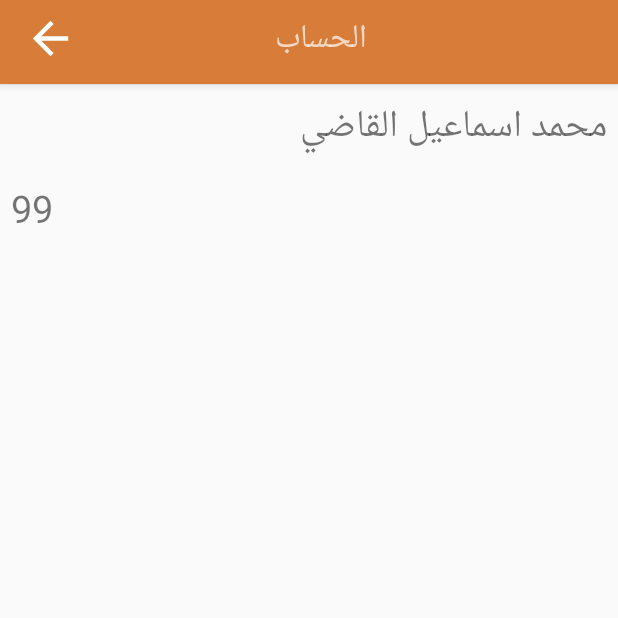
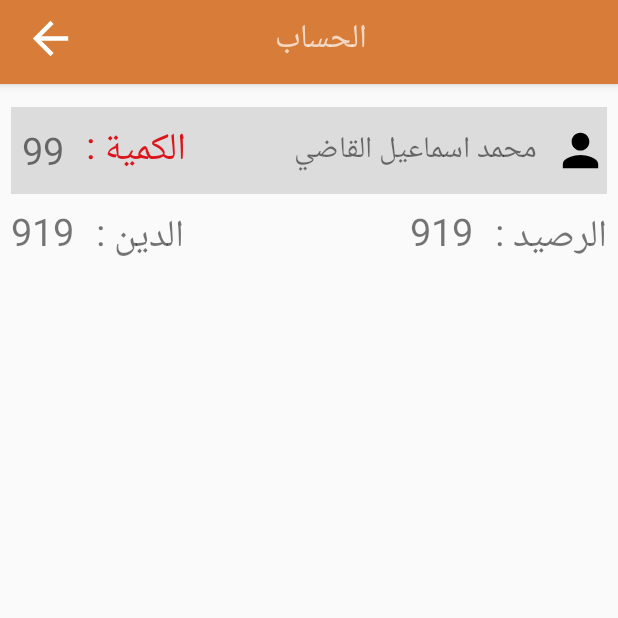
Before and after one commit to mima5/BreadApp, an Android app: the ShowUseerDetails screen opened directly, with no data from a screen before it, on a phone screen of 412 x 824 dp, the top half of it. Run offline under Robolectric (Android 15) with nearby library versions, the phone set to English and light mode, and no system bars; libraries missing offline, so code that uses them is left out: io.realm; 1 statement that could not run was skipped.

Commit message:
Toning content_sho_user

```diff
--- a/app/build.gradle
+++ b/app/build.gradle
@@ -20,6 +20,7 @@ android {
 
 dependencies {
     implementation fileTree(dir: 'libs', include: ['*.jar'])
+    //noinspection GradleCompatible
     implementation 'com.android.support:appcompat-v7:27.1.1'
     implementation 'com.android.support:support-v4:27.1.1'
     implementation 'com.android.support:design:27.1.1'
@@ -31,6 +32,7 @@ dependencies {
     implementation 'com.ramotion.fluidslider:fluid-slider:0.3.0'
 
     implementation 'com.android.support:cardview-v7:27.0.0'
+    implementation 'com.miguelcatalan:materialsearchview:1.4.0'
 
 
 }
--- a/app/src/main/java/Adapters/userAdapter.java
+++ b/app/src/main/java/Adapters/userAdapter.java
@@ -15,6 +15,9 @@ import com.example.android.bread.Models.User;
 import com.example.android.bread.R;
 import com.example.android.bread.ShowUseerDetails;
 
+import java.util.ArrayList;
+import java.util.List;
+
 import io.realm.Realm;
 import io.realm.RealmResults;
 
@@ -23,6 +26,8 @@ public class userAdapter extends RecyclerView.Adapter<userAdapter.ViewHolder> {
 
     Context _ctx;
     RealmResults<User> userList;
+    List<User> users ;
+
     Realm realm;
 
     public userAdapter(RealmResults<User> userList, Context ctx) {
@@ -124,6 +129,12 @@ public class userAdapter extends RecyclerView.Adapter<userAdapter.ViewHolder> {
 
         }
     }
+    public void setFilter(List<User> newList)
+    {
 
+        users = new ArrayList<>();
+        users.addAll(newList);
+        notifyDataSetChanged();
+    }
 
 }
--- a/app/src/main/java/com/example/android/bread/MainActivity.java
+++ b/app/src/main/java/com/example/android/bread/MainActivity.java
@@ -18,6 +18,7 @@ import android.view.MenuItem;
 import android.view.View;
 
 import com.example.android.bread.Models.User;
+import com.miguelcatalan.materialsearchview.MaterialSearchView;
 
 import Adapters.userAdapter;
 import io.realm.Realm;
@@ -32,7 +33,7 @@ public class MainActivity extends AppCompatActivity
    Context _ctx;
 
     Realm realm;
-
+    RealmResults<User> arrayList;
 
     private RecyclerView rv;
     userAdapter adapter;
@@ -76,7 +77,12 @@ public class MainActivity extends AppCompatActivity
         adapter = new userAdapter(userList,this);
         rv.setAdapter(adapter);
 
+//--------------------------------
 
+        MaterialSearchView searchView = (MaterialSearchView) findViewById(R.id.action_search);
+
+
+//-----------------------------
 
 
 
@@ -105,13 +111,6 @@ public class MainActivity extends AppCompatActivity
 //        realm.beginTransaction();
 //        realm.deleteAll();
 //        realm.commitTransaction();
-
-
-
-
-
-
-
 
 
 
@@ -165,7 +164,7 @@ public class MainActivity extends AppCompatActivity
         int id = item.getItemId();
 
         //noinspection SimplifiableIfStatement
-        if (id == R.id.action_settings) {
+        if (id == R.id.action_search) {
             return true;
         }
 
@@ -196,4 +195,28 @@ public class MainActivity extends AppCompatActivity
         drawer.closeDrawer(GravityCompat.START);
         return true;
     }
-}
+
+//    @Override
+//    public boolean onQueryTextSubmit(String query) {
+//        return false;
+//    }
+//    @Override
+//    public boolean onQueryTextChange(String newText) {
+//
+//        newText = newText.toLowerCase();
+//        List<User> users = new ArrayList<>();
+//
+//        for (User offer : arrayList) {
+//            String name = offer.getName().toLowerCase();
+//            if (name.contains(newText))
+//                users.add(offer);
+//
+//        }
+//        adapter.setFilter(users);
+//
+//        return true;
+//    }
+
+
+
+}// end of class
--- a/app/src/main/java/com/example/android/bread/ShowUseerDetails.java
+++ b/app/src/main/java/com/example/android/bread/ShowUseerDetails.java
@@ -23,7 +23,7 @@ public class ShowUseerDetails extends AppCompatActivity {
     RealmResults<User> results;
     int id;
 
-    TextView showName,showFlour;
+    TextView showName, showFlour,showBalance;
     ImageView img_back;
 
     @Override
@@ -39,6 +39,7 @@ public class ShowUseerDetails extends AppCompatActivity {
         //--- int control
         showName = (TextView) findViewById(R.id.showName);
         showFlour = (TextView) findViewById(R.id.showFlour);
+        showBalance = (TextView) findViewById(R.id.showBalance);
 
         img_back = (ImageView) findViewById(R.id.img_back);
         img_back.setOnClickListener(new View.OnClickListener() {
@@ -49,7 +50,6 @@ public class ShowUseerDetails extends AppCompatActivity {
         });
 
 
-
         //-- get Extras
         Intent intent = getIntent();
         if (intent.hasExtra("id")) {
@@ -58,13 +58,10 @@ public class ShowUseerDetails extends AppCompatActivity {
             results = realm.where(User.class).equalTo("id", id).findAll();
             for (User user : results) {
                 showName.setText(user.getName());
-                showFlour.setText(user.getFlourAmount()+"");
+                showFlour.setText(user.getFlourAmount() + "");
+                showBalance.setText(user.getBalance() + "");
             }
         }
-
-
-
-
 
 
     }// end of onCreate
--- /dev/null
+++ b/app/src/main/res/drawable/ic_person.xml
@@ -0,0 +1,9 @@
+<vector xmlns:android="http://schemas.android.com/apk/res/android"
+        android:width="24dp"
+        android:height="24dp"
+        android:viewportWidth="24.0"
+        android:viewportHeight="24.0">
+    <path
+        android:fillColor="#FF000000"
+        android:pathData="M12,12c2.21,0 4,-1.79 4,-4s-1.79,-4 -4,-4 -4,1.79 -4,4 1.79,4 4,4zM12,14c-2.67,0 -8,1.34 -8,4v2h16v-2c0,-2.66 -5.33,-4 -8,-4z"/>
+</vector>
--- /dev/null
+++ b/app/src/main/res/drawable/ic_search.xml
@@ -0,0 +1,5 @@
+<vector android:height="24dp" android:tint="#FFFFFF"
+    android:viewportHeight="24.0" android:viewportWidth="24.0"
+    android:width="24dp" xmlns:android="http://schemas.android.com/apk/res/android">
+    <path android:fillColor="#FF000000" android:pathData="M15.5,14h-0.79l-0.28,-0.27C15.41,12.59 16,11.11 16,9.5 16,5.91 13.09,3 9.5,3S3,5.91 3,9.5 5.91,16 9.5,16c1.61,0 3.09,-0.59 4.23,-1.57l0.27,0.28v0.79l5,4.99L20.49,19l-4.99,-5zM9.5,14C7.01,14 5,11.99 5,9.5S7.01,5 9.5,5 14,7.01 14,9.5 11.99,14 9.5,14z"/>
+</vector>
--- a/app/src/main/res/layout/content_show_useer_details.xml
+++ b/app/src/main/res/layout/content_show_useer_details.xml
@@ -17,27 +17,100 @@
         android:gravity="right"
         android:orientation="vertical">
 
+        <RelativeLayout
+            android:layout_width="match_parent"
+            android:layout_height="wrap_content"
+            android:layout_marginLeft="7dp"
+            android:layout_marginTop="15dp"
+            android:layout_marginRight="7dp"
+            android:background="#DCDCDC">
+
+            <ImageView
+                android:id="@+id/person"
+                android:layout_width="35dp"
+                android:layout_height="35dp"
+                android:layout_alignParentRight="true"
+                android:layout_centerInParent="true"
+                android:src="@drawable/ic_person" />
 
             <TextView
                 android:id="@+id/showName"
-            android:layout_width="match_parent"
+                android:layout_width="wrap_content"
                 android:layout_height="wrap_content"
+                android:layout_centerInParent="true"
+                android:layout_marginRight="7dp"
+                android:layout_toLeftOf="@+id/person"
+                android:paddingLeft="4dp"
+                android:paddingRight="4dp"
+                android:text="محمد اسماعيل القاضي"
+                android:textSize="20sp" />
+
+            <TextView
+                android:layout_width="wrap_content"
+                android:layout_height="wrap_content"
+                android:layout_centerInParent="true"
                 android:layout_margin="7dp"
-            android:text="محمد اسماعيل القاضي"
+                android:layout_toRightOf="@+id/showFlour"
+                android:text="الكمية :"
+                android:textColor="#DC141C"
                 android:textSize="25sp" />
 
             <TextView
                 android:id="@+id/showFlour"
-            android:layout_width="match_parent"
+                android:layout_width="wrap_content"
                 android:layout_height="wrap_content"
+                android:layout_alignParentLeft="true"
+                android:layout_centerInParent="true"
                 android:layout_margin="7dp"
                 android:text="99"
                 android:textSize="25sp" />
 
+
+        </RelativeLayout>
+
+
+        <RelativeLayout
+            android:layout_width="match_parent"
+            android:layout_height="wrap_content">
+
+            <TextView android:id="@+id/balanc"
+                android:layout_margin="7dp"
+                android:layout_alignParentRight="true"
+                android:text="الرصيد :"
+                android:textSize="25sp"
+                android:layout_width="wrap_content"
+                android:layout_height="wrap_content" />
+
+
+            <TextView android:layout_toLeftOf="@+id/balanc"
+                android:id="@+id/showBalance"
+                android:layout_width="wrap_content"
+                android:layout_height="wrap_content"
+                android:layout_margin="7dp"
+                android:text="919"
+                android:textSize="25sp" />
+
+            <TextView android:id="@+id/dept"
+                android:layout_toRightOf="@+id/showDept"
+                android:layout_margin="7dp"
+                android:text="الدين :"
+                android:textSize="25sp"
+                android:layout_width="wrap_content"
+                android:layout_height="wrap_content" />
+
+
             <TextView
-            android:layout_width="match_parent"
+                android:layout_alignParentLeft="true"
+                android:id="@+id/showDept"
+                android:layout_width="wrap_content"
                 android:layout_height="wrap_content"
-            android:layout_margin="7dp" />
+                android:layout_margin="7dp"
+                android:text="919"
+                android:textSize="25sp" />
+
+        </RelativeLayout>
+
+
 
 
     </LinearLayout>
--- a/app/src/main/res/menu/main.xml
+++ b/app/src/main/res/menu/main.xml
@@ -2,8 +2,9 @@
 <menu xmlns:android="http://schemas.android.com/apk/res/android"
     xmlns:app="http://schemas.android.com/apk/res-auto">
     <item
-        android:id="@+id/action_settings"
-        android:orderInCategory="100"
-        android:title="@string/action_settings"
-        app:showAsAction="never" />
+        android:id="@+id/action_search"
+        android:title="search"
+        android:icon="@drawable/ic_search"
+        app:actionViewClass="android.support.v7.widget.SearchView"
+        app:showAsAction="always|collapseActionView" > </item>
 </menu>
```
Lines whose indentation alone changed are shown as unchanged.
